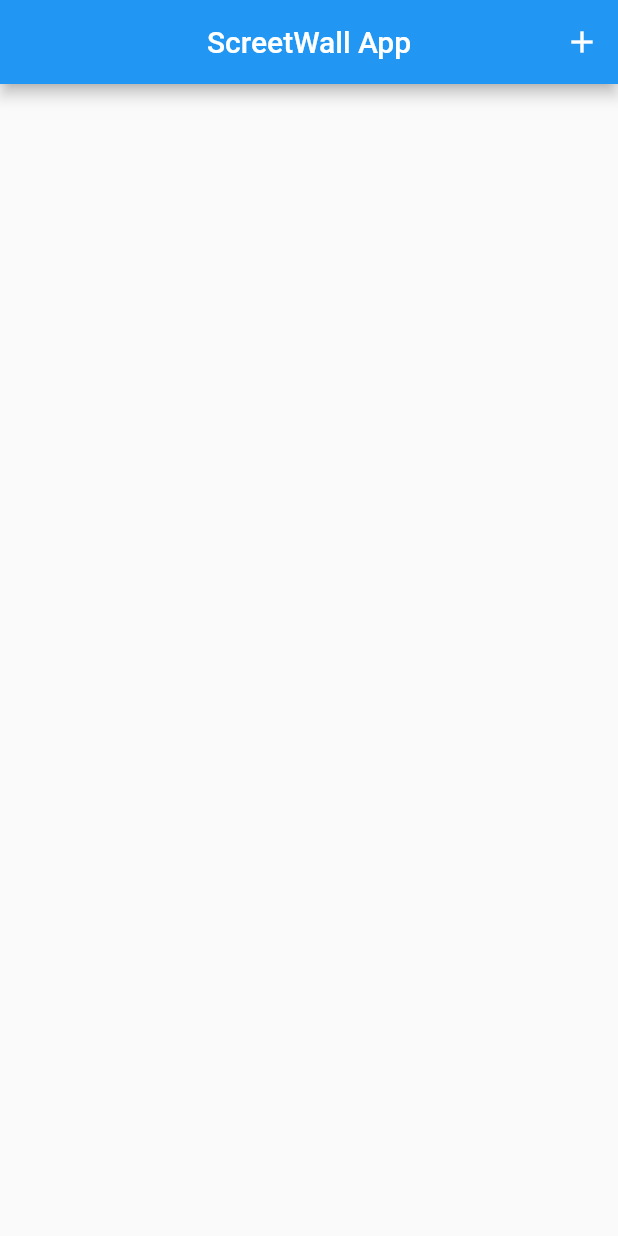
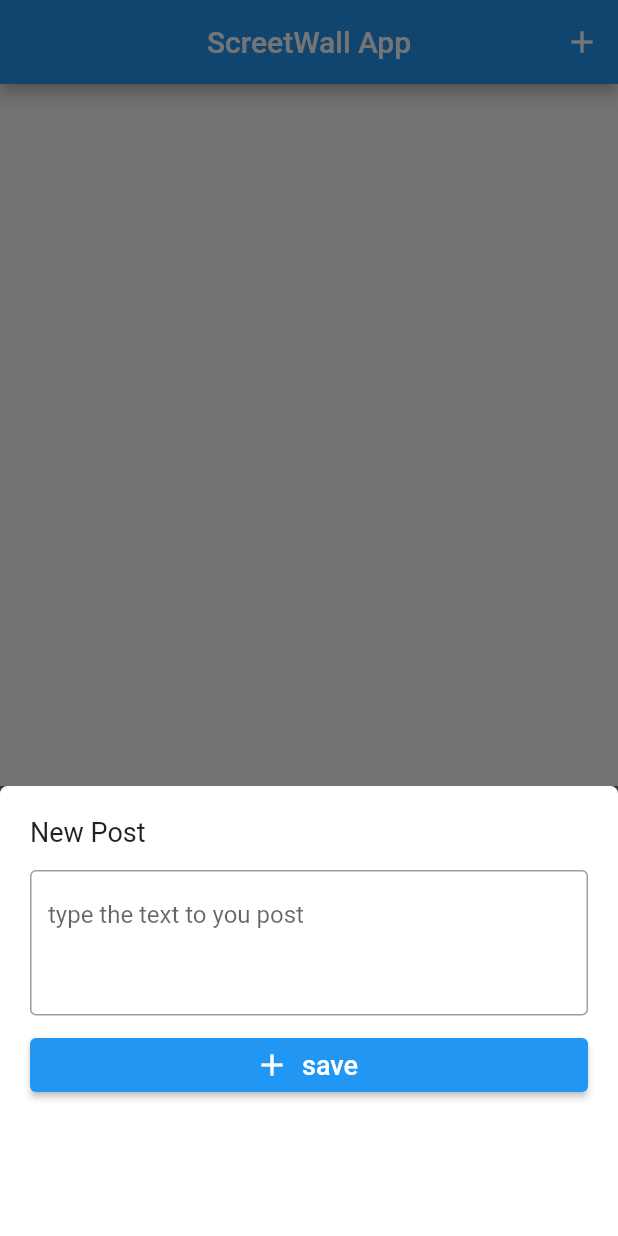
Before and after one commit to filipemorelli/flutter_getx_template, a Flutter app: the screen it shows after launch, after a tap on the "add" icon, on a phone screen of 412 x 824 dp. Run offline on Flutter 3.47's test engine with Material 2 defaults, Android fonts, the phone set to English and light mode, and no system bars; our stand-ins replace dio, get; network calls fail.

Commit message:
create post add screen

```diff
--- /dev/null
+++ b/lib/app/modules/post/views/new_post.dart
@@ -0,0 +1,59 @@
+import 'package:flutter/material.dart';
+import 'package:flutter_getx_template/app/modules/post/controllers/post_controller.dart';
+import 'package:get/get.dart';
+
+class NewPostPage extends GetView<PostController> {
+  @override
+  Widget build(BuildContext context) {
+    return Container(
+      width: MediaQuery.of(context).size.width,
+      margin: MediaQuery.of(context).viewInsets,
+      height: 300,
+      padding: EdgeInsets.all(20),
+      decoration: BoxDecoration(
+        color: Colors.white,
+        borderRadius: BorderRadius.only(
+          topLeft: Radius.circular(5),
+          topRight: Radius.circular(5),
+        ),
+      ),
+      child: Form(
+        child: Column(
+          mainAxisAlignment: MainAxisAlignment.start,
+          crossAxisAlignment: CrossAxisAlignment.start,
+          children: [
+            Container(
+              margin: EdgeInsets.fromLTRB(0, 0, 0, 15),
+              child: Text(
+                'New Post',
+                style: TextStyle(fontSize: 18),
+              ),
+            ),
+            Container(
+              margin: EdgeInsets.fromLTRB(0, 0, 0, 15),
+              child: TextFormField(
+                decoration: InputDecoration(
+                  hintText: 'type the text to you post',
+                  border: OutlineInputBorder(),
+                ),
+                maxLines: 3,
+              ),
+            ),
+            Container(
+              width: MediaQuery.of(context).size.width,
+              height: 36,
+              child: ElevatedButton.icon(
+                onPressed: () {},
+                icon: Icon(Icons.add),
+                label: Text(
+                  'save',
+                  style: TextStyle(fontSize: 18),
+                ),
+              ),
+            ),
+          ],
+        ),
+      ),
+    );
+  }
+}
--- a/lib/app/modules/post/views/post_view.dart
+++ b/lib/app/modules/post/views/post_view.dart
@@ -1,5 +1,6 @@
 import 'package:flutter/material.dart';
 import 'package:flutter_getx_template/app/data/models/post.dart';
+import 'package:flutter_getx_template/app/modules/post/views/new_post.dart';
 import 'package:flutter_getx_template/app/modules/post/widgets/post_card_item.dart';
 
 import 'package:get/get.dart';
@@ -17,7 +18,14 @@ class PostView extends GetView<PostController> {
         centerTitle: true,
         actions: [
           IconButton(
-            onPressed: () {},
+            onPressed: () async {
+              await showModalBottomSheet(
+                isScrollControlled: true,
+                backgroundColor: Colors.black54,
+                context: context,
+                builder: (ctx) => NewPostPage(),
+              );
+            },
             icon: Icon(Icons.add),
             tooltip: 'Insert new post',
           ),
```
